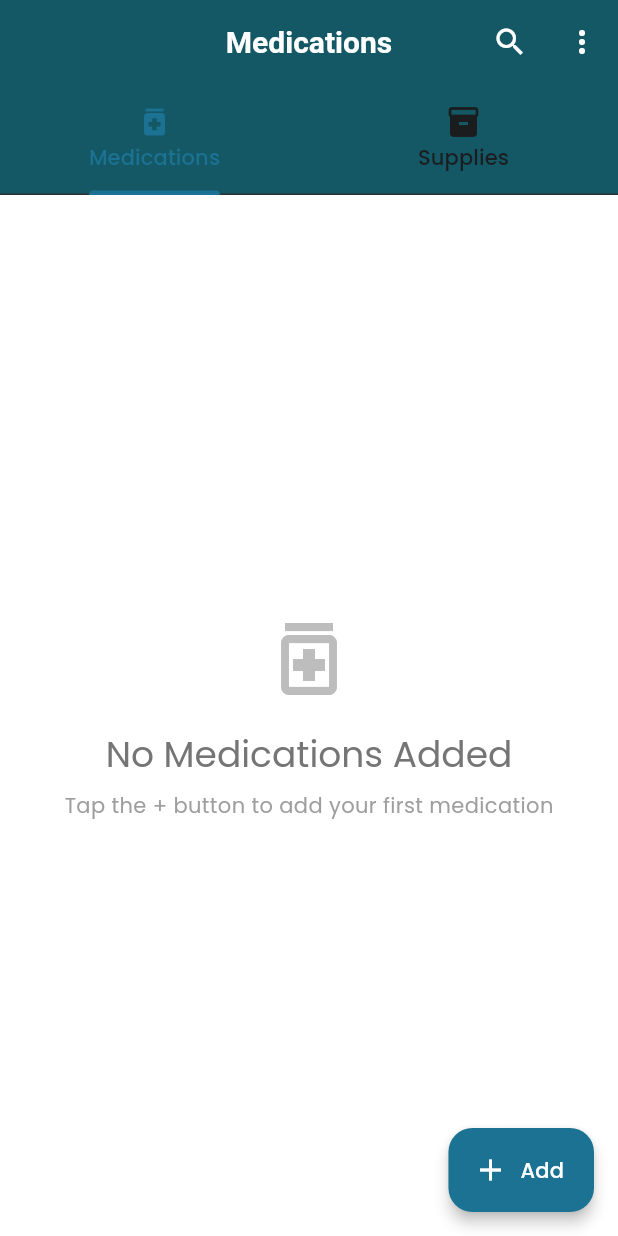
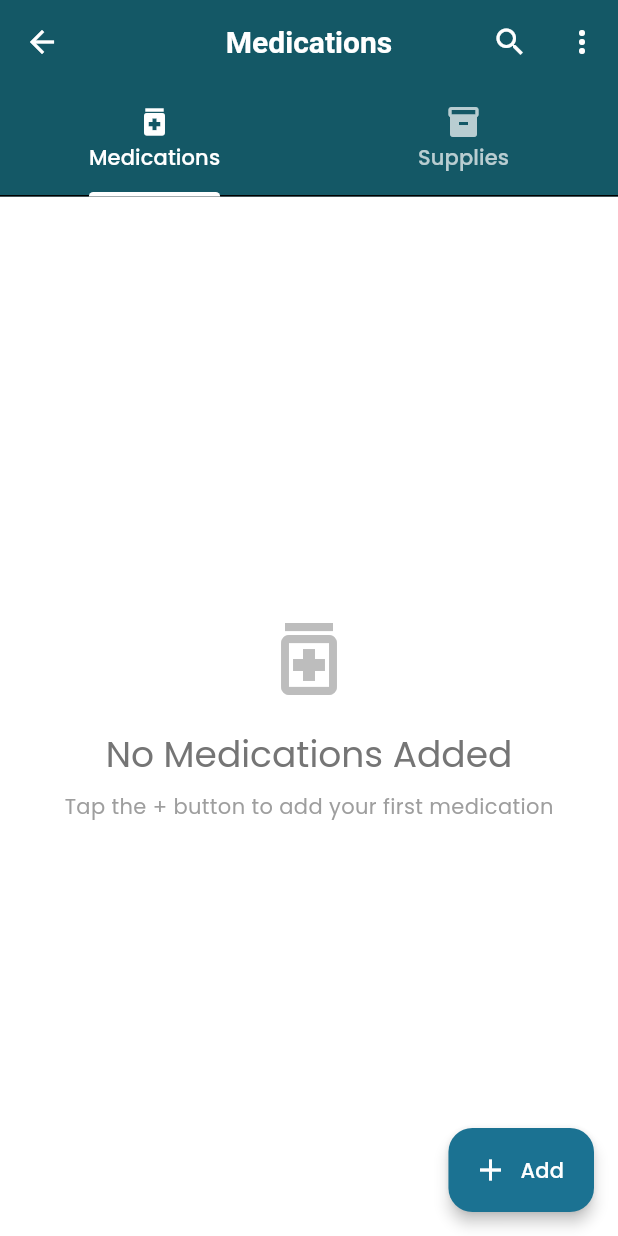
Before and after one commit to kinemspa/dosifi_flutter, a Flutter app: the screen it shows after launch, item 2 of the bottom bar chosen, on a phone screen of 412 x 824 dp. Run offline on Flutter 3.47's test engine with Material 3 defaults, Android fonts, the light colour scheme and no system bars; our stand-ins replace flutter_animate, flutter_riverpod, flutter_secure_storage, go_router, google_fonts, sqflite and 2 more; accounts and stored records are empty.

Commit message:
Fix navigation and UI issues
- Clean up code by removing unused imports, debug prints, and unused variables
- Fix deprecated API usage in theme (background/surfaceVariant -> surface/surfaceContainerHighest)
- Add explicit back buttons to MedicationScreen, ScheduleScreen, and SettingsScreen
- Improve TabBar styling in MedicationScreen with proper white text/indicator colors
- Fix navigation from dashboard to inventory screen with proper back button
- Replace WillPopScope with better back navigation handling
- Update theme to use modern Material 3 color system
- Remove debug prints from splash screen and database service
- Improve overall navigation UX and visual consistency

```diff
--- a/lib/config/app_router.dart
+++ b/lib/config/app_router.dart
@@ -4,7 +4,6 @@ import 'package:flutter_riverpod/flutter_riverpod.dart';
 
 // Import screens when created
 import '../presentation/screens/splash_screen.dart';
-import '../presentation/screens/home_screen.dart';
 import '../presentation/screens/medication_list_screen.dart';
 import '../presentation/screens/add_medication_screen.dart';
 import '../presentation/screens/add_medication_screen_comprehensive.dart';
--- a/lib/core/theme/app_theme.dart
+++ b/lib/core/theme/app_theme.dart
@@ -4,7 +4,6 @@ import 'package:google_fonts/google_fonts.dart';
 class AppTheme {
   // Medical app color palette - professional and calming
   static const _primaryColor = Color(0xFF1b7292); // Primary color as requested
-  static const _primaryDark = Color(0xFF135663); // Darker variant
   static const _secondaryColor = Color(0xFFc76223); // Secondary color as requested
   static const _accentColor = Color(0xFF4CAF50); // Success green
   static const _errorColor = Color(0xFFD32F2F);
@@ -20,14 +19,11 @@ class AppTheme {
   static const _lightBackground = Color(0xFFF5F7FA);
   static const _lightSurfaceVariant = Color(0xFFECEFF3);
   static const _lightOnSurface = Color(0xFF1A1C1E);
-  static const _lightOnBackground = Color(0xFF2C2F33);
 
   // Dark theme colors
   static const _darkSurface = Color(0xFF1E1E1E);
   static const _darkBackground = Color(0xFF121212);
   static const _darkSurfaceVariant = Color(0xFF2D2D2D);
-  static const _darkOnSurface = Color(0xFFE1E3E6);
-  static const _darkOnBackground = Color(0xFFE1E3E6);
 
   static ThemeData lightTheme() {
     final ColorScheme colorScheme = const ColorScheme.light(
@@ -40,8 +36,7 @@ class AppTheme {
       error: _errorColor,
       errorContainer: Color(0xFFFECDD3),
       surface: _lightSurface,
-      surfaceVariant: _lightSurfaceVariant,
-      background: _lightBackground,
+      surfaceContainerHighest: _lightSurfaceVariant,
       onPrimary: Colors.white,
       onPrimaryContainer: Color(0xFF003544), // Dark text on light primary container
       onSecondary: Colors.white,
@@ -49,7 +44,6 @@ class AppTheme {
       onTertiary: Colors.white,
       onError: Colors.white,
       onSurface: _lightOnSurface,
-      onBackground: _lightOnBackground,
       outline: Color(0xFFCBD5E1),
     );
 
@@ -150,8 +144,7 @@ class AppTheme {
       tertiary: _accentColor,
       error: _errorColor,
       surface: Color(0xFF1E1E1E),
-      surfaceVariant: _darkSurfaceVariant,
-      background: _darkBackground,
+      surfaceContainerHighest: _darkSurfaceVariant,
       onPrimary: Colors.white,
       onPrimaryContainer: Color(0xFFB8E0ED), // Light text on dark primary container
       onSecondary: Colors.white,
@@ -159,7 +152,6 @@ class AppTheme {
       onTertiary: Colors.white,
       onError: Colors.white,
       onSurface: Color(0xFFE0E0E0),
-      onBackground: _darkOnBackground,
     );
 
     return ThemeData(
--- a/lib/main.dart
+++ b/lib/main.dart
@@ -3,16 +3,12 @@ import 'package:flutter/services.dart';
 import 'package:flutter_riverpod/flutter_riverpod.dart';
 import 'core/theme/app_theme.dart';
 import 'config/app_router.dart';
-import 'core/services/database_service.dart';
 
 void main() async {
   WidgetsFlutterBinding.ensureInitialized();
 
-  print('Main: Starting app initialization...');
   // Initialize services
   await _initializeApp();
-
-  print('Main: Running app...');
   runApp(
     const ProviderScope(
       child: DosifiApp(),
--- a/lib/presentation/screens/dashboard_screen.dart
+++ b/lib/presentation/screens/dashboard_screen.dart
@@ -1,8 +1,6 @@
 import 'package:flutter/material.dart';
 import 'package:go_router/go_router.dart';
 import '../../core/theme/app_theme.dart';
-import '../../core/widgets/animated_gradient_card.dart';
-import 'package:flutter/services.dart';
 
 class DashboardScreen extends StatefulWidget {
   const DashboardScreen({super.key});
--- a/lib/presentation/screens/medication_screen.dart
+++ b/lib/presentation/screens/medication_screen.dart
@@ -6,7 +6,6 @@ import '../../data/models/supply.dart';
 import '../providers/medication_provider.dart';
 import '../providers/supply_provider.dart';
 import '../widgets/medication_card.dart';
-import '../screens/supply_inventory_screen.dart';
 
 class MedicationScreen extends ConsumerStatefulWidget {
   const MedicationScreen({Key? key}) : super(key: key);
@@ -43,8 +42,16 @@ class _MedicationScreenState extends ConsumerState<MedicationScreen>
       appBar: AppBar(
         title: const Text('Medications'),
         centerTitle: true,
+        leading: IconButton(
+          icon: const Icon(Icons.arrow_back),
+          onPressed: () => context.go('/'),
+        ),
         bottom: TabBar(
           controller: _tabController,
+          labelColor: Colors.white,
+          unselectedLabelColor: Colors.white.withValues(alpha: 0.7),
+          indicatorColor: Colors.white,
+          indicatorWeight: 3,
           tabs: const [
             Tab(text: 'Medications', icon: Icon(Icons.medication)),
             Tab(text: 'Supplies', icon: Icon(Icons.inventory_2)),
--- a/lib/presentation/screens/schedule_screen.dart
+++ b/lib/presentation/screens/schedule_screen.dart
@@ -4,7 +4,6 @@ import 'package:table_calendar/table_calendar.dart';
 import 'package:intl/intl.dart';
 import '../../data/models/schedule.dart';
 import '../../data/models/dose_log.dart';
-import '../../data/models/medication.dart';
 import '../providers/schedule_provider.dart';
 import '../providers/dose_log_provider.dart';
 import '../providers/medication_provider.dart';
@@ -35,6 +34,10 @@ class _ScheduleScreenState extends ConsumerState<ScheduleScreen> {
     return Scaffold(
       appBar: AppBar(
         title: const Text('Medication Schedule'),
+        leading: IconButton(
+          icon: const Icon(Icons.arrow_back),
+          onPressed: () => Navigator.of(context).pop(),
+        ),
       ),
       body: Column(
         children: [
--- a/lib/presentation/screens/settings_screen.dart
+++ b/lib/presentation/screens/settings_screen.dart
@@ -1,7 +1,5 @@
 import 'package:flutter/material.dart';
 import 'package:flutter_riverpod/flutter_riverpod.dart';
-import 'package:go_router/go_router.dart';
-import '../../core/widgets/animated_gradient_card.dart';
 import '../../core/theme/app_theme.dart';
 
 class SettingsScreen extends ConsumerWidget {
@@ -12,6 +10,10 @@ class SettingsScreen extends ConsumerWidget {
     return Scaffold(
       appBar: AppBar(
         title: const Text('Settings'),
+        leading: IconButton(
+          icon: const Icon(Icons.arrow_back),
+          onPressed: () => Navigator.of(context).pop(),
+        ),
       ),
       body: Container(
         decoration: const BoxDecoration(
--- a/lib/presentation/screens/splash_screen.dart
+++ b/lib/presentation/screens/splash_screen.dart
@@ -19,14 +19,9 @@ class _SplashScreenState extends ConsumerState<SplashScreen> {
   }
 
   Future<void> _navigateToHome() async {
-    print('SplashScreen: Starting navigation delay...');
     await Future.delayed(const Duration(seconds: 3));
-    print('SplashScreen: Delay complete, checking mounted state...');
     if (mounted) {
-      print('SplashScreen: Navigating to home...');
       context.go('/');
-    } else {
-      print('SplashScreen: Widget not mounted, skipping navigation');
     }
   }
 
--- a/lib/presentation/screens/supply_inventory_screen.dart
+++ b/lib/presentation/screens/supply_inventory_screen.dart
@@ -1,6 +1,5 @@
 import 'package:flutter/material.dart';
 import 'package:flutter_riverpod/flutter_riverpod.dart';
-import 'package:go_router/go_router.dart';
 import '../../presentation/providers/supply_provider.dart';
 import '../../data/models/supply.dart';
 
```
Also changed, not shown: lib/core/services/database_service.dart (+5 -4 lines).
